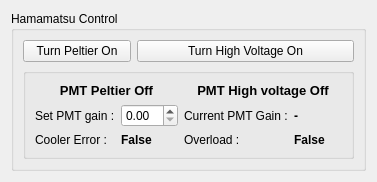
The window that acq4/devices/HamamatsuPMT/hamamatsuPMTTemplate.ui (mgraupe/acq4) describes before a commit, drawn with Qt 5.
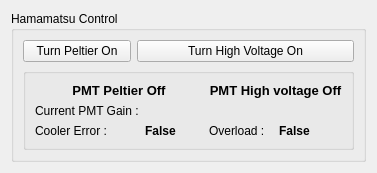
The same window after the commit. Custom widgets are drawn as their Qt base class.

Commit message: improved implementation with TTL based activation of the Vcont-Ext voltage

```diff
--- a/acq4/devices/HamamatsuPMT/hamamatsuPMTTemplate.ui
+++ b/acq4/devices/HamamatsuPMT/hamamatsuPMTTemplate.ui
@@ -33,26 +33,6 @@
            </property>
           </widget>
          </item>
-         <item row="1" column="2">
-          <widget class="QLabel" name="label_16">
-           <property name="text">
-            <string>Current PMT Gain :</string>
-           </property>
-          </widget>
-         </item>
-         <item row="1" column="3">
-          <widget class="QLabel" name="PMTGainLabel">
-           <property name="font">
-            <font>
-             <weight>75</weight>
-             <bold>true</bold>
-            </font>
-           </property>
-           <property name="text">
-            <string>-</string>
-           </property>
-          </widget>
-         </item>
          <item row="2" column="2">
           <widget class="QLabel" name="label_15">
            <property name="text">
@@ -86,13 +66,6 @@
            </property>
           </widget>
          </item>
-         <item row="1" column="0">
-          <widget class="QLabel" name="label_2">
-           <property name="text">
-            <string>Set PMT gain :</string>
-           </property>
-          </widget>
-         </item>
          <item row="0" column="0" colspan="2">
           <widget class="QLabel" name="peltierLabel">
            <property name="font">
@@ -127,15 +100,22 @@
            </property>
           </widget>
          </item>
+         <item row="1" column="0">
+          <widget class="QLabel" name="label_16">
+           <property name="text">
+            <string>Current PMT Gain :</string>
+           </property>
+          </widget>
+         </item>
          <item row="1" column="1">
-          <widget class="SpinBox" name="gainSpin">
-           <property name="maximumSize">
-            <size>
-             <width>200</width>
-             <height>16777215</height>
-            </size>
+          <widget class="QLabel" name="PMTGainLabel">
+           <property name="font">
+            <font>
+             <weight>75</weight>
+             <bold>true</bold>
+            </font>
            </property>
-           <property name="suffix">
+           <property name="text">
             <string/>
            </property>
           </widget>
@@ -171,13 +151,6 @@
    </item>
   </layout>
  </widget>
- <customwidgets>
-  <customwidget>
-   <class>SpinBox</class>
-   <extends>QDoubleSpinBox</extends>
-   <header>acq4.pyqtgraph</header>
-  </customwidget>
- </customwidgets>
  <resources/>
  <connections/>
 </ui>
```
The commit also changes 2 other files.
